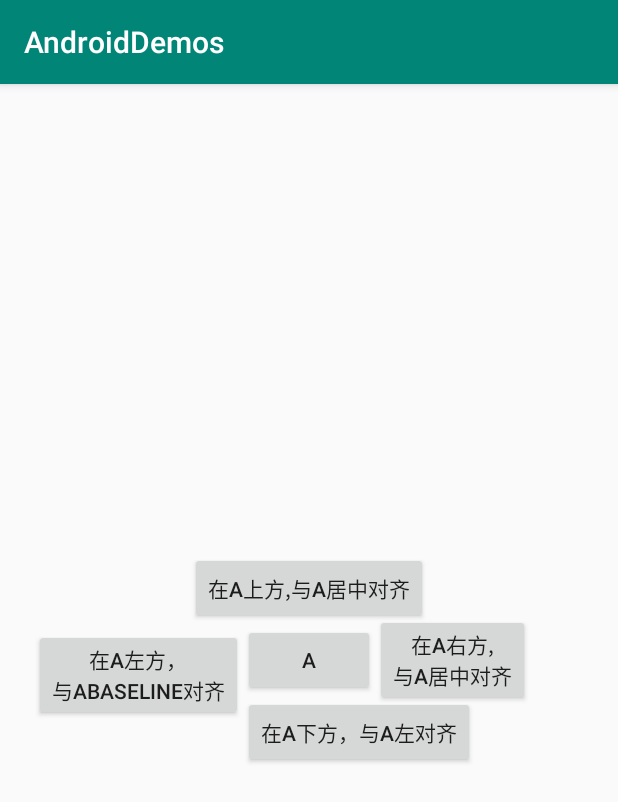
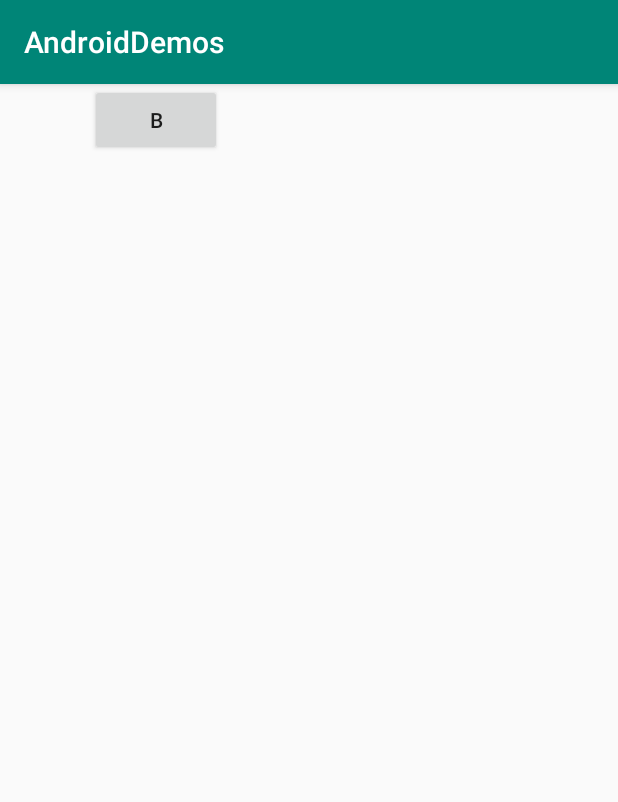
Before and after one commit to tribbianiwang/androidDemos, an Android app: the screen it shows after launch (MainActivity), on a phone screen of 412 x 824 dp. Shown: the top 802 px of the screen. Run offline under Robolectric (Android 15) with nearby library versions, the phone set to English and light mode, and no system bars.

Commit message:
ConstraintLayout 边距学习

```diff
--- a/app/src/main/res/layout/activity_main.xml
+++ b/app/src/main/res/layout/activity_main.xml
@@ -1,55 +1,30 @@
 <?xml version="1.0" encoding="utf-8"?>
-<androidx.constraintlayout.widget.ConstraintLayout
-        xmlns:android="http://schemas.android.com/apk/res/android"
+<androidx.constraintlayout.widget.ConstraintLayout xmlns:android="http://schemas.android.com/apk/res/android"
+        xmlns:app="http://schemas.android.com/apk/res-auto"
         xmlns:tools="http://schemas.android.com/tools"
-        xmlns:app="http://schemas.android.com/apk/res-auto"
         android:layout_width="match_parent"
         android:layout_height="match_parent"
         tools:context=".MainActivity">
 
     <Button
+            android:visibility="gone"
             android:id="@+id/tv_a"
             android:layout_width="wrap_content"
             android:layout_height="wrap_content"
             android:text="A"
-            app:layout_constraintBottom_toBottomOf="parent"
+            android:layout_marginLeft="20dp"
             app:layout_constraintLeft_toLeftOf="parent"
-            app:layout_constraintRight_toRightOf="parent"
-            app:layout_constraintTop_toTopOf="parent"/>
+            tools:ignore="MissingConstraints" />
 
     <Button
             android:layout_width="wrap_content"
             android:layout_height="wrap_content"
-            android:text="在A下方，与A左对齐"
-            app:layout_constraintTop_toBottomOf="@id/tv_a"
-            app:layout_constraintLeft_toLeftOf="@id/tv_a"
-            />
+            android:text="B"
+            app:layout_constraintLeft_toRightOf="@id/tv_a"
+            android:layout_marginLeft="20dp"
+            app:layout_goneMarginLeft="60dp"
+            tools:ignore="MissingConstraints" />
 
-    <Button
-            android:layout_width="wrap_content"
-            android:layout_height="wrap_content"
-            android:text="在A上方,与A居中对齐"
-            app:layout_constraintBottom_toTopOf="@id/tv_a"
-            app:layout_constraintLeft_toLeftOf="@id/tv_a"
-            app:layout_constraintRight_toRightOf="@id/tv_a"
-        />
-
-    <Button
-            android:layout_width="wrap_content"
-            android:layout_height="wrap_content"
-            android:text="在A右方,\n与A居中对齐"
-            app:layout_constraintLeft_toRightOf="@id/tv_a"
-            app:layout_constraintTop_toTopOf="@id/tv_a"
-            app:layout_constraintBottom_toBottomOf="@+id/tv_a"
-        />
-
-    <Button
-            android:layout_width="wrap_content"
-            android:layout_height="wrap_content"
-            android:text="在A左方，\n与ABaseline对齐"
-            app:layout_constraintRight_toLeftOf="@id/tv_a"
-            app:layout_constraintBaseline_toBaselineOf="@id/tv_a"
-            />
 
 
 
```
